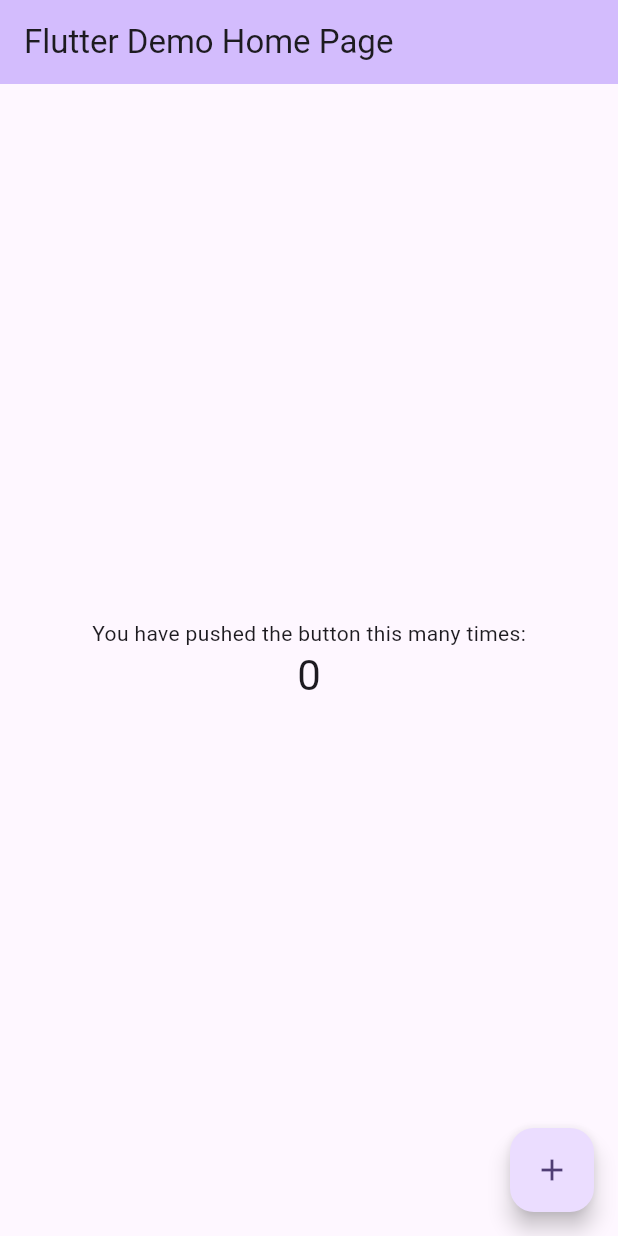
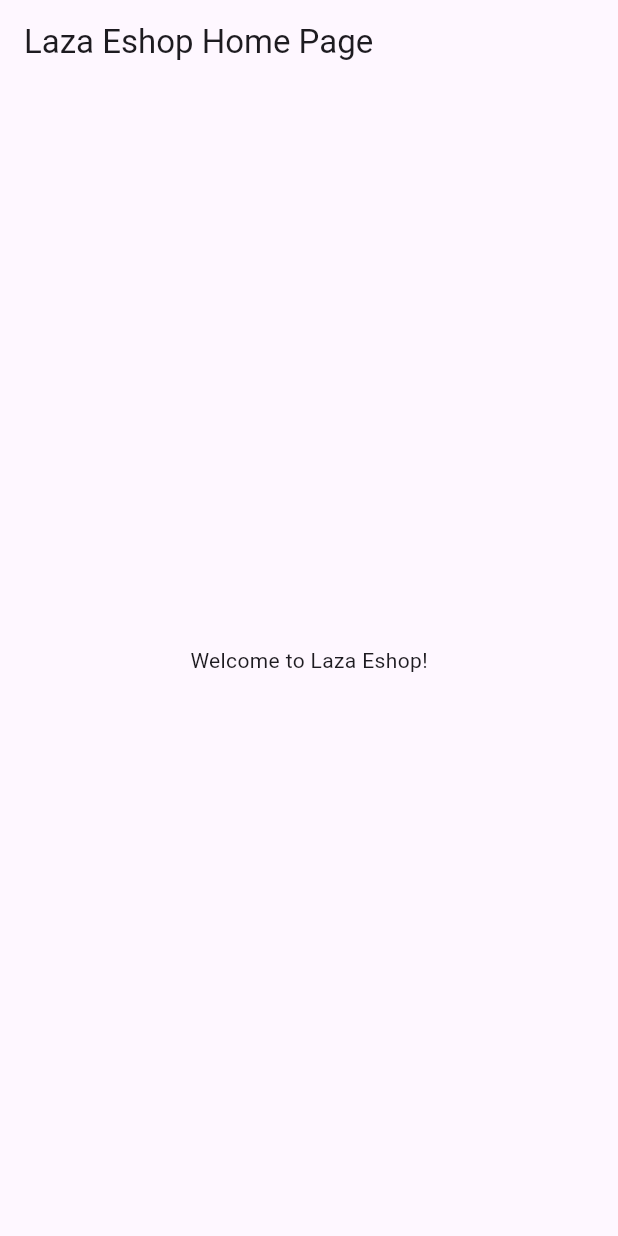
Before and after one commit to MohammedEhap007/laza-eshop, a Flutter app: the screen it shows after launch, on a phone screen of 412 x 824 dp. Run offline on Flutter 3.47's test engine with Material 3 defaults, Android fonts, the phone set to English and light mode, and no system bars.

Commit message:
init project

```diff
--- /dev/null
+++ b/lib/laza_eshop.dart
@@ -0,0 +1,23 @@
+import 'package:flutter/material.dart';
+
+class LazaEshop extends StatelessWidget {
+  const LazaEshop({super.key});
+
+  @override
+  Widget build(BuildContext context) {
+    return MaterialApp(
+      title: 'Laza Eshop',
+      theme: ThemeData(
+        primarySwatch: Colors.blue,
+      ),
+      home: Scaffold(
+        appBar: AppBar(
+          title: Text('Laza Eshop Home Page'),
+        ),
+        body: Center(
+          child: Text('Welcome to Laza Eshop!'),
+        ),
+      ),
+    );
+  }
+}
--- a/lib/main.dart
+++ b/lib/main.dart
@@ -1,122 +1,6 @@
 import 'package:flutter/material.dart';
+import 'package:laza_eshop/laza_eshop.dart';
 
 void main() {
-  runApp(const MyApp());
+  runApp(const LazaEshop());
 }
-
-class MyApp extends StatelessWidget {
-  const MyApp({super.key});
-
-  // This widget is the root of your application.
-  @override
-  Widget build(BuildContext context) {
-    return MaterialApp(
-      title: 'Flutter Demo',
-      theme: ThemeData(
-        // This is the theme of your application.
-        //
-        // TRY THIS: Try running your application with "flutter run". You'll see
-        // the application has a purple toolbar. Then, without quitting the app,
-        // try changing the seedColor in the colorScheme below to Colors.green
-        // and then invoke "hot reload" (save your changes or press the "hot
-        // reload" button in a Flutter-supported IDE, or press "r" if you used
-        // the command line to start the app).
-        //
-        // Notice that the counter didn't reset back to zero; the application
-        // state is not lost during the reload. To reset the state, use hot
-        // restart instead.
-        //
-        // This works for code too, not just values: Most code changes can be
-        // tested with just a hot reload.
-        colorScheme: ColorScheme.fromSeed(seedColor: Colors.deepPurple),
-      ),
-      home: const MyHomePage(title: 'Flutter Demo Home Page'),
-    );
-  }
-}
-
-class MyHomePage extends StatefulWidget {
-  const MyHomePage({super.key, required this.title});
-
-  // This widget is the home page of your application. It is stateful, meaning
-  // that it has a State object (defined below) that contains fields that affect
-  // how it looks.
-
-  // This class is the configuration for the state. It holds the values (in this
-  // case the title) provided by the parent (in this case the App widget) and
-  // used by the build method of the State. Fields in a Widget subclass are
-  // always marked "final".
-
-  final String title;
-
-  @override
-  State<MyHomePage> createState() => _MyHomePageState();
-}
-
-class _MyHomePageState extends State<MyHomePage> {
-  int _counter = 0;
-
-  void _incrementCounter() {
-    setState(() {
-      // This call to setState tells the Flutter framework that something has
-      // changed in this State, which causes it to rerun the build method below
-      // so that the display can reflect the updated values. If we changed
-      // _counter without calling setState(), then the build method would not be
-      // called again, and so nothing would appear to happen.
-      _counter++;
-    });
-  }
-
-  @override
-  Widget build(BuildContext context) {
-    // This method is rerun every time setState is called, for instance as done
-    // by the _incrementCounter method above.
-    //
-    // The Flutter framework has been optimized to make rerunning build methods
-    // fast, so that you can just rebuild anything that needs updating rather
-    // than having to individually change instances of widgets.
-    return Scaffold(
-      appBar: AppBar(
-        // TRY THIS: Try changing the color here to a specific color (to
-        // Colors.amber, perhaps?) and trigger a hot reload to see the AppBar
-        // change color while the other colors stay the same.
-        backgroundColor: Theme.of(context).colorScheme.inversePrimary,
-        // Here we take the value from the MyHomePage object that was created by
-        // the App.build method, and use it to set our appbar title.
-        title: Text(widget.title),
-      ),
-      body: Center(
-        // Center is a layout widget. It takes a single child and positions it
-        // in the middle of the parent.
-        child: Column(
-          // Column is also a layout widget. It takes a list of children and
-          // arranges them vertically. By default, it sizes itself to fit its
-          // children horizontally, and tries to be as tall as its parent.
-          //
-          // Column has various properties to control how it sizes itself and
-          // how it positions its children. Here we use mainAxisAlignment to
-          // center the children vertically; the main axis here is the vertical
-          // axis because Columns are vertical (the cross axis would be
-          // horizontal).
-          //
-          // TRY THIS: Invoke "debug painting" (choose the "Toggle Debug Paint"
-          // action in the IDE, or press "p" in the console), to see the
-          // wireframe for each widget.
-          mainAxisAlignment: MainAxisAlignment.center,
-          children: <Widget>[
-            const Text('You have pushed the button this many times:'),
-            Text(
-              '$_counter',
-              style: Theme.of(context).textTheme.headlineMedium,
-            ),
-          ],
-        ),
-      ),
-      floatingActionButton: FloatingActionButton(
-        onPressed: _incrementCounter,
-        tooltip: 'Increment',
-        child: const Icon(Icons.add),
-      ), // This trailing comma makes auto-formatting nicer for build methods.
-    );
-  }
-}
```
Also changed, not shown: analysis_options.yaml (+9 -23 lines), 1 other file.
